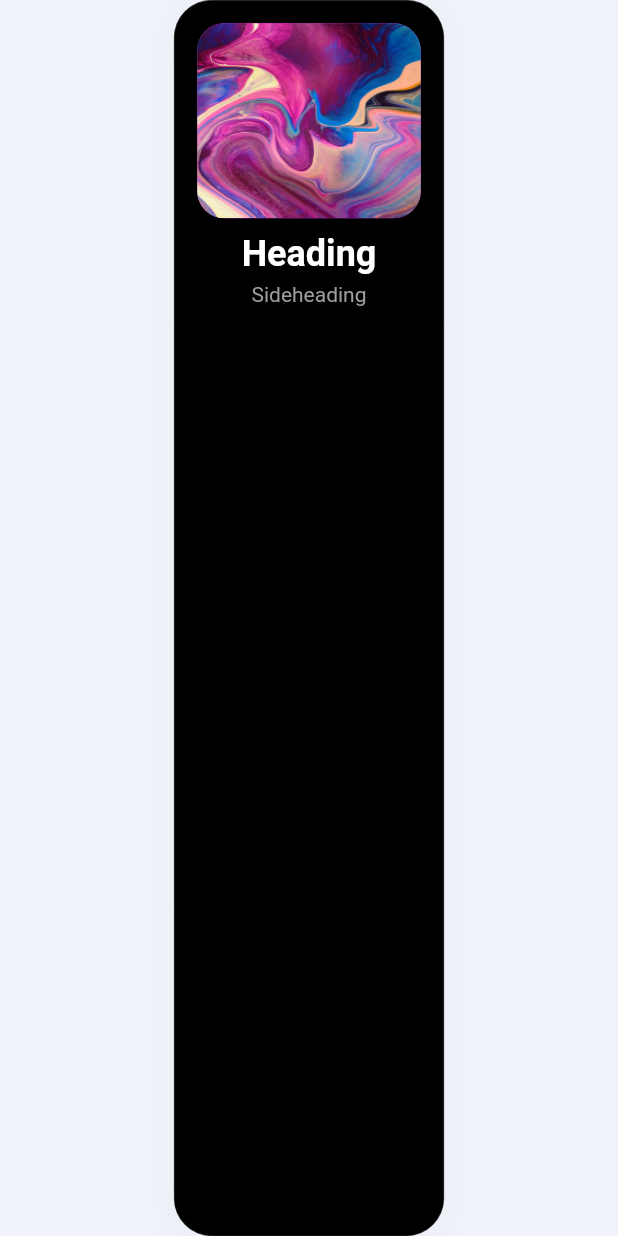
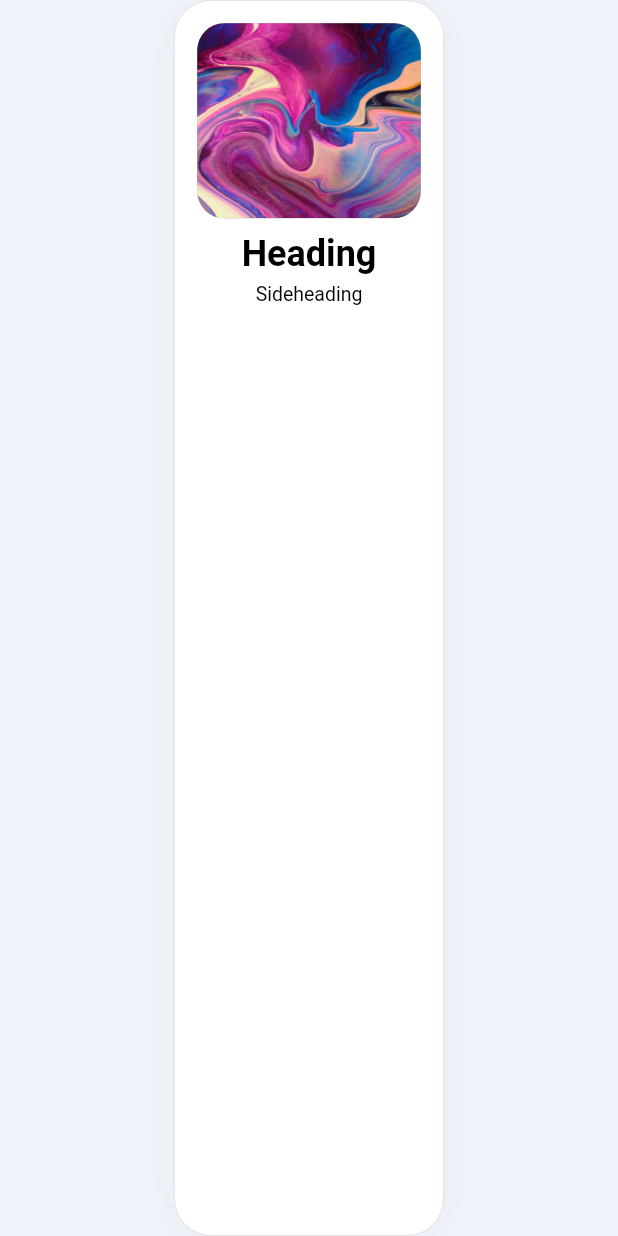
Before and after one commit to leonmsdev/funnel, a Flutter app: the screen it shows after launch, on a phone screen of 412 x 824 dp. Run offline on Flutter 3.47's test engine with Material 2 defaults, Android fonts, the light colour scheme and no system bars; our stand-ins replace shared_preferences; missing offline and left inert: shared_preferences_web.

Commit message:
feature(darkmode): implement provider and store value  consistent with sharedPreferenes

```diff
--- a/lib/layout/layout.dart
+++ b/lib/layout/layout.dart
@@ -3,20 +3,14 @@ import 'package:funnel/controllers/screen_controller.dart';
 import 'package:funnel/layout/screens/large_screen.dart';
 import 'package:funnel/layout/screens/medium_screen.dart';
 import 'package:funnel/layout/screens/small_screen.dart';
-import 'package:funnel/providers/color_theme_provider.dart';
-import 'package:provider/provider.dart';
 
-import '../styles/colors.dart';
-
+// ignore: use_key_in_widget_constructors
 class Layout extends StatelessWidget {
   final GlobalKey<ScaffoldState> scaffoldKey = GlobalKey();
 
   @override
   Widget build(BuildContext context) {
     return Scaffold(
-      backgroundColor: Provider.of<ColorThemeProvider>(context).isDark
-          ? backgroundColor
-          : darkBackgroundColor,
       key: scaffoldKey,
       body: const ScreenController(
         largeScreen: LargeScreen(),
--- a/lib/layout/screens/medium_screen.dart
+++ b/lib/layout/screens/medium_screen.dart
@@ -1,5 +1,4 @@
 import 'package:flutter/material.dart';
-import 'package:funnel/main.dart';
 import 'package:funnel/styles/colors.dart';
 import '../../widgets/card.dart';
 
@@ -12,9 +11,7 @@ class MediumScreen extends StatelessWidget {
       child: Container(
         color: backgroundColor,
         child: Center(
-          child: HeadingCard(
-            isDark: isDarkMode,
-          ),
+          child: HeadingCard(),
         ),
       ),
     );
--- a/lib/layout/screens/small_screen.dart
+++ b/lib/layout/screens/small_screen.dart
@@ -1,6 +1,4 @@
 import 'package:flutter/material.dart';
-import 'package:funnel/main.dart';
-
 import '../../styles/colors.dart';
 import '../../widgets/card.dart';
 
@@ -13,9 +11,7 @@ class SmallScreen extends StatelessWidget {
       child: Container(
         color: backgroundColor,
         child: Center(
-          child: HeadingCard(
-            isDark: isDarkMode,
-          ),
+          child: HeadingCard(),
         ),
       ),
     );
--- a/lib/main.dart
+++ b/lib/main.dart
@@ -1,3 +1,5 @@
+// ignore_for_file: prefer_const_constructors
+
 import 'package:flutter/material.dart';
 import 'package:funnel/layout/layout.dart';
 import 'package:funnel/providers/color_theme_provider.dart';
@@ -6,10 +8,12 @@ import 'package:provider/provider.dart';
 bool isDarkMode = false;
 
 void main() {
-  runApp(ChangeNotifierProvider(
-    create: (_) => ColorThemeProvider(),
-    child: Master(),
-  ));
+  runApp(
+    ChangeNotifierProvider(
+      create: (_) => ThemeProvider()..initialize(),
+      child: Master(),
+    ),
+  );
 }
 
 class Master extends StatelessWidget {
@@ -17,13 +21,17 @@ class Master extends StatelessWidget {
 
   @override
   Widget build(BuildContext context) {
-    return MaterialApp(
-      debugShowCheckedModeBanner: false,
-      title: 'Flutter Demo',
-      theme: ThemeData(
-        primarySwatch: Colors.blue,
-      ),
-      home: Layout(),
+    return Consumer<ThemeProvider>(
+      builder: (context, provider, child) {
+        return MaterialApp(
+          debugShowCheckedModeBanner: false,
+          title: 'Flutter Demo',
+          theme: ThemeData.light(),
+          darkTheme: ThemeData.dark(),
+          themeMode: provider.themeMode,
+          home: Layout(),
+        );
+      },
     );
   }
 }
--- a/lib/providers/color_theme_provider.dart
+++ b/lib/providers/color_theme_provider.dart
@@ -1,11 +1,30 @@
 import 'package:flutter/material.dart';
+import 'package:shared_preferences/shared_preferences.dart';
 
-class ColorThemeProvider extends ChangeNotifier {
-  bool isDark = false;
+class ThemeProvider extends ChangeNotifier {
+  String currentTheme = 'system';
 
-  changeTheme() {
-    isDark = !isDark;
+  ThemeMode get themeMode {
+    if (currentTheme == 'light') {
+      return ThemeMode.light;
+    } else if (currentTheme == 'dark') {
+      return ThemeMode.dark;
+    } else {
+      return ThemeMode.system;
+    }
+  }
+
+  changeTheme(String theme) async {
+    final SharedPreferences _prefs = await SharedPreferences.getInstance();
+
+    await _prefs.setString('theme', theme);
+    currentTheme = theme;
+    notifyListeners();
+  }
+
+  initialize() async {
+    final SharedPreferences _prefs = await SharedPreferences.getInstance();
+    currentTheme = _prefs.getString('theme') ?? 'system';
     notifyListeners();
   }
 }
-// Provider.of<ColorThemeProvider>(context, listen: false).changeTheme();
--- a/lib/widgets/card.dart
+++ b/lib/widgets/card.dart
@@ -1,41 +1,35 @@
 // ignore_for_file: prefer_const_constructors
 import 'package:flutter/material.dart';
+import 'package:funnel/widgets/custom_text.dart';
 import 'package:provider/provider.dart';
-
-import '../providers/color_theme_provider.dart';
 
 // ignore: must_be_immutable
 class HeadingCard extends StatelessWidget {
   String? heading;
   String? sideHeading;
-  String imagePath;
-  bool isDark = false;
 
-  HeadingCard(
-      {Key? key,
+  HeadingCard({
+    Key? key,
     this.heading,
     this.sideHeading,
-      this.imagePath = 'illustration.jpg',
-      required this.isDark})
-      : super(key: key);
+  }) : super(key: key);
 
   @override
   Widget build(BuildContext context) {
+    return Consumer(builder: (context, provider, child) {
       return InkWell(
-      onTap: () {
-        print("hello");
-      },
+        onTap: () {},
         child: Container(
           width: 180,
           padding: EdgeInsets.all(15.0),
           decoration: BoxDecoration(
-          color: Provider.of<ColorThemeProvider>(context).isDark
+            color: Theme.of(context).brightness == Brightness.light
                 ? Colors.white
                 : Colors.black,
             borderRadius: BorderRadius.circular(25),
             border: Border.all(
               width: .5,
-            color: Provider.of<ColorThemeProvider>(context).isDark
+              color: Theme.of(context).brightness == Brightness.light
                   ? Colors.grey.withOpacity(.4)
                   : Colors.black,
             ),
@@ -57,32 +51,26 @@ class HeadingCard extends StatelessWidget {
               Container(
                 height: 130.0,
                 decoration: BoxDecoration(
-                color: Colors.purpleAccent,
+                    color: Colors.grey,
                     borderRadius: BorderRadius.circular(18),
                     image: DecorationImage(
-                  image: AssetImage("lib/styles/images/$imagePath"),
+                      image: AssetImage(
+                          Theme.of(context).brightness == Brightness.light
+                              ? "lib/styles/images/illustration.jpg"
+                              : "lib/styles/images/dark_illustration.jpg"),
                       fit: BoxFit.fill,
-                ),
-              ),
+                    )),
               ),
               SizedBox(height: 10),
-            Text(
-              "Heading",
-              style: TextStyle(
-                fontWeight: FontWeight.bold,
-                fontSize: 24,
-                color: Provider.of<ColorThemeProvider>(context).isDark
-                    ? Colors.black
-                    : Colors.white,
-              ),
+              CustomText(
+                text: "Heading",
+                size: 24,
+                weight: FontWeight.bold,
                 textAlign: TextAlign.center,
               ),
               SizedBox(height: 5),
-            Text(
-              "Sideheading",
-              style: TextStyle(
-                color: Colors.grey,
-              ),
+              CustomText(
+                text: "Sideheading",
                 textAlign: TextAlign.center,
               ),
               SizedBox(height: 10),
@@ -90,5 +78,6 @@ class HeadingCard extends StatelessWidget {
           ),
         ),
       );
+    });
   }
 }
--- a/lib/widgets/custom_text.dart
+++ b/lib/widgets/custom_text.dart
@@ -1,24 +1,39 @@
 import 'package:flutter/material.dart';
+import 'package:funnel/providers/color_theme_provider.dart';
+import 'package:provider/provider.dart';
 
+// ignore: must_be_immutable
 class CustomText extends StatelessWidget {
   final String text;
   final double? size;
   final Color? color;
   final FontWeight? weight;
+  TextAlign? textAlign = TextAlign.left;
 
-  const CustomText(
-      {Key? key, required this.text, this.size, this.color, this.weight})
+  CustomText(
+      {Key? key,
+      required this.text,
+      this.size,
+      this.color,
+      this.weight,
+      this.textAlign})
       : super(key: key);
 
   @override
   Widget build(BuildContext context) {
+    return Consumer<ThemeProvider>(builder: (context, provider, child) {
       return Text(
         text,
+        textAlign: textAlign,
         style: TextStyle(
           fontSize: size ?? 13,
-        color: color ?? Colors.black,
+          color: color ??
+              (Theme.of(context).brightness == Brightness.light
+                  ? Colors.black
+                  : Colors.white),
           fontWeight: weight ?? FontWeight.normal,
         ),
       );
+    });
   }
 }
--- a/pubspec.yaml
+++ b/pubspec.yaml
@@ -34,6 +34,7 @@ dependencies:
   # Use with the CupertinoIcons class for iOS style icons.
   cupertino_icons: ^1.0.2
   provider: ^6.0.3
+  shared_preferences: ^2.0.15
 
 dev_dependencies:
   flutter_test:
@@ -58,6 +59,7 @@ flutter:
 
   # To add assets to your application, add an assets section, like this:
   assets:
+    - lib/styles/images/dark_illustration.jpg
     - lib/styles/images/illustration.jpg
   #   - images/a_dot_ham.jpeg
 
```
Also changed, not shown: lib/generated_plugin_registrant.dart (added, +17 -0 lines), lib/layout/screens/large_screen.dart (+8 -25 lines), lib/widgets/change_theme_button.dart (deleted, +0 -31 lines), lib/widgets/theme_dropdown_button.dart (added, +36 -0 lines), lib/styles/images/dark_illustration.jpg (added), 12 other files. Lines whose indentation alone changed are shown as unchanged.
